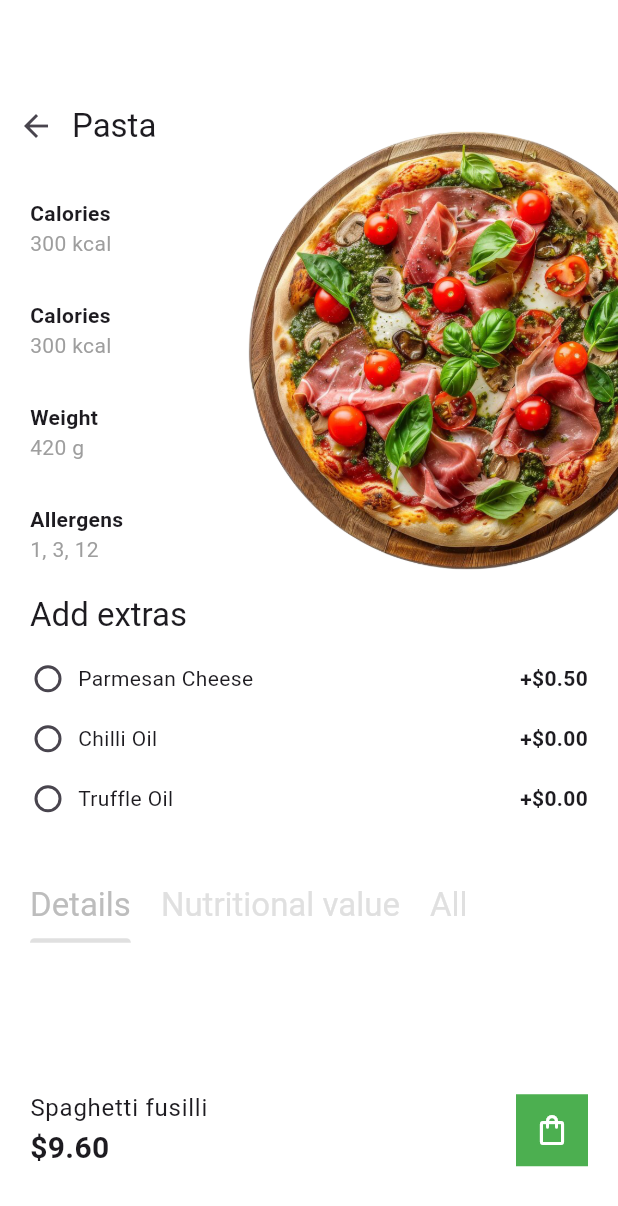
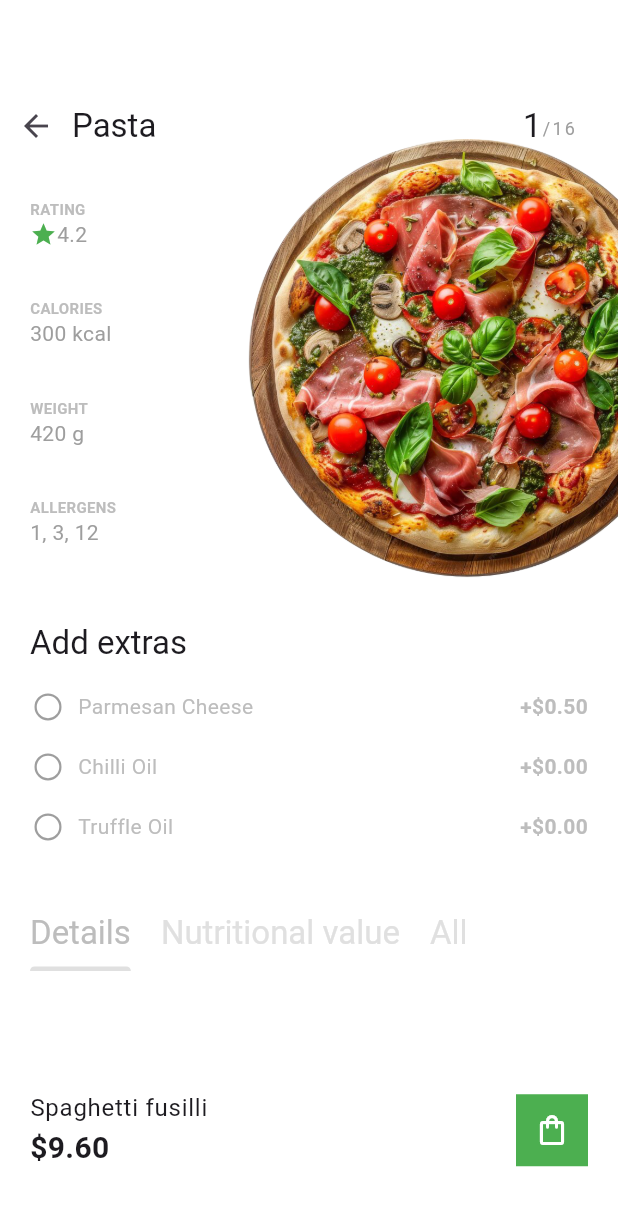
Before and after one commit to paolojoaquinp/restaurant_menu_app, a Flutter app: the screen it shows after launch, on a phone screen of 412 x 824 dp. Shown: the top 1206 px of the screen. Run offline on Flutter 3.47's test engine with Material 3 defaults, Android fonts, the phone set to English and light mode, and no system bars.

Commit message:
feat: detail food meal screen ended

```diff
--- a/lib/features/detail_food_meal/presenter/detail_food_meal_screen.dart
+++ b/lib/features/detail_food_meal/presenter/detail_food_meal_screen.dart
@@ -11,7 +11,7 @@ class DetailFoodMealScreen extends StatelessWidget {
       backgroundColor: Colors.white,
       body: Column(
         children: [
-          SizedBox(
+          const SizedBox(
             height: kToolbarHeight,
           ),
           Container(
@@ -20,12 +20,30 @@ class DetailFoodMealScreen extends StatelessWidget {
             height: kToolbarHeight,
             alignment: Alignment.centerLeft,
             child: Row(
+              mainAxisAlignment: MainAxisAlignment.spaceBetween,
+              crossAxisAlignment: CrossAxisAlignment.center,
               children: [
-                BackButton(),
-                Text(
-                  "Pasta",
-                  style: Theme.of(context).textTheme.titleLarge,
+                SizedBox(
+                  child: Row(
+                    children: [
+                      const BackButton(),
+                      Text(
+                        "Pasta",
+                        style: Theme.of(context).textTheme.titleLarge,
+                      ),
+                    ],
+                  ),
                 ),
+                Container(
+                  padding: const EdgeInsets.only(right: 28.0),
+                  child: Row(
+                    crossAxisAlignment: CrossAxisAlignment.end,
+                    children: [
+                      Text('1',style: Theme.of(context).textTheme.titleLarge,),
+                      Text('/16',style: Theme.of(context).textTheme.bodySmall!.copyWith(color: Colors.grey,height: 2.0,letterSpacing: 1.5),)
+                    ],
+                  ),
+                )
               ],
             ),
           ),
@@ -35,7 +53,7 @@ class DetailFoodMealScreen extends StatelessWidget {
               clipBehavior: Clip.none,
               children: [
                 Positioned(
-                  top: -30,
+                  top: -25,
                   right: -50,
                   child: Image.asset(
                     'assets/pizza.png',
@@ -57,8 +75,9 @@ class DetailFoodMealScreen extends StatelessWidget {
                           mainAxisAlignment: MainAxisAlignment.spaceBetween,
                           children: [
                             NutritionLabelWidget(
-                              label: 'Calories',
-                              value: '300 kcal',
+                              label: 'RATING',
+                              value: '4.2',
+                              icon: Icon(Icons.star,color: Colors.green,size: 18.0,),
                             ),
                             NutritionLabelWidget(
                               label: 'Calories',
@@ -76,7 +95,7 @@ class DetailFoodMealScreen extends StatelessWidget {
                         ),
                       ),
                       const SizedBox(
-                        height: 20,
+                        height: 50,
                       ),
                       Expanded(
                         flex: 5,
--- a/lib/features/detail_food_meal/presenter/widgets/nutrition_label_widget.dart
+++ b/lib/features/detail_food_meal/presenter/widgets/nutrition_label_widget.dart
@@ -5,25 +5,32 @@ class NutritionLabelWidget extends StatelessWidget {
     super.key,
     required this.label,
     required this.value,
+    this.icon,
   });
 
   final String label;
   final String value;
+  final Widget? icon;
 
   @override
   Widget build(BuildContext context) {
-    return Container(
+    return SizedBox(
       width: double.infinity,
       child: Column(
         crossAxisAlignment: CrossAxisAlignment.start,
         children: [
           Text(
-            label,
-            style: const TextStyle(
-              fontSize: 14.0,
+            label.toUpperCase(),
+            style: TextStyle(
+              fontSize: 10.0,
+              color: Colors.grey[400],
               fontWeight: FontWeight.bold,
             ),
           ),
+          Row(
+            children: [
+              if(icon!=null)
+                icon!,
               Text(
                 value,
                 style: const TextStyle(
@@ -33,6 +40,8 @@ class NutritionLabelWidget extends StatelessWidget {
               ),
             ],
           ),
+        ],
+      ),
     );
   }
 }
--- a/lib/features/detail_food_meal/presenter/widgets/pricing_checkbox_item.dart
+++ b/lib/features/detail_food_meal/presenter/widgets/pricing_checkbox_item.dart
@@ -23,17 +23,19 @@ class PricingCheckboxItem extends StatelessWidget {
             child: Checkbox(
               value: false,
               shape: const CircleBorder(),
+              side: const BorderSide(color: Colors.grey,width: 1.5),
               onChanged: (_) {},
             ),
           ),
           const SizedBox(width: 8.0),
           Expanded(
-            child: Text(label),
+            child: Text(label,style: TextStyle(color: Colors.grey[400]),),
           ),
           Text(
             price,
-            style: const TextStyle(
+            style: TextStyle(
               fontWeight: FontWeight.bold,
+              color: Colors.grey[400]
             ),
           ),
         ],
```
Lines whose indentation alone changed are shown as unchanged.
